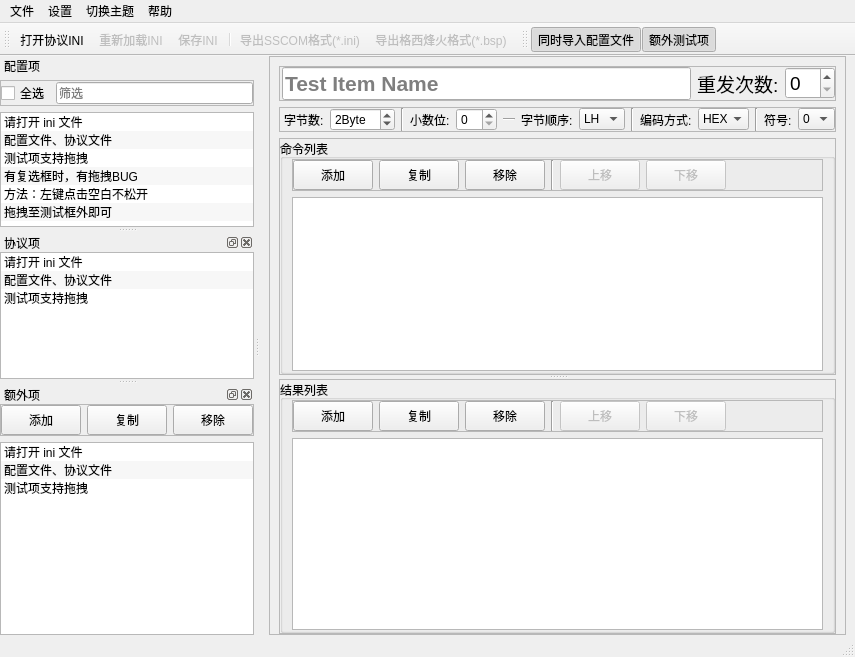
Qt form mainwindow.ui (m-RNA/labview-ini-editor) before a commit.
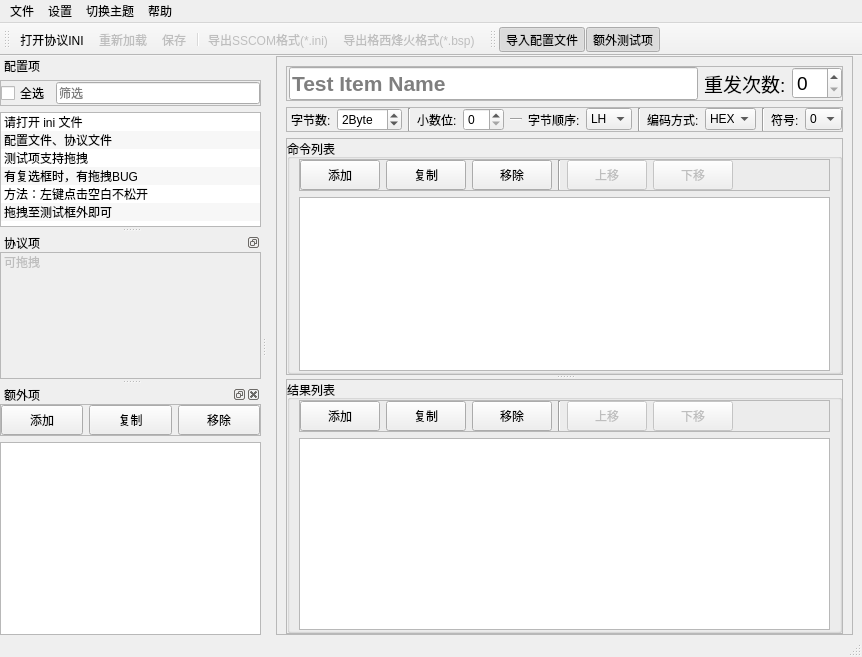
The same form after that commit. Custom widgets are drawn as their Qt base class.

Commit message: Refactor: 微调界面，显示额外项逻辑

```diff
--- a/mainwindow.ui
+++ b/mainwindow.ui
@@ -1128,7 +1128,7 @@
     <string>协议文件</string>
    </property>
    <property name="features">
-    <set>QDockWidget::AllDockWidgetFeatures</set>
+    <set>QDockWidget::DockWidgetFloatable|QDockWidget::DockWidgetMovable</set>
    </property>
    <property name="windowTitle">
     <string>协议项</string>
@@ -1152,6 +1152,9 @@
      </property>
      <item row="1" column="0">
       <widget class="MyListWidget" name="lwTestItemConfigKey">
+       <property name="enabled">
+        <bool>false</bool>
+       </property>
        <property name="toolTip">
         <string>配置文件：使用的协议项</string>
        </property>
@@ -1172,17 +1175,7 @@
        </property>
        <item>
         <property name="text">
-         <string>请打开 ini 文件</string>
-        </property>
-       </item>
-       <item>
-        <property name="text">
-         <string>配置文件、协议文件</string>
-        </property>
-       </item>
-       <item>
-        <property name="text">
-         <string>测试项支持拖拽</string>
+         <string>可拖拽</string>
         </property>
        </item>
       </widget>
@@ -1193,13 +1186,16 @@
   <widget class="QDockWidget" name="dwlTestItemExtra">
    <property name="minimumSize">
     <size>
-     <width>239</width>
+     <width>261</width>
      <height>250</height>
     </size>
    </property>
    <property name="floating">
     <bool>true</bool>
    </property>
+   <property name="features">
+    <set>QDockWidget::AllDockWidgetFeatures</set>
+   </property>
    <property name="windowTitle">
     <string>额外项</string>
    </property>
@@ -1222,6 +1218,9 @@
      </property>
      <item row="1" column="0">
       <widget class="MyListWidget" name="lwTestItemExtra">
+       <property name="enabled">
+        <bool>true</bool>
+       </property>
        <property name="toolTip">
         <string>协议文件：未使用的测试项</string>
        </property>
@@ -1240,21 +1239,6 @@
        <property name="alternatingRowColors">
         <bool>true</bool>
        </property>
-       <item>
-        <property name="text">
-         <string>请打开 ini 文件</string>
-        </property>
-       </item>
-       <item>
-        <property name="text">
-         <string>配置文件、协议文件</string>
-        </property>
-       </item>
-       <item>
-        <property name="text">
-         <string>测试项支持拖拽</string>
-        </property>
-       </item>
       </widget>
      </item>
      <item row="0" column="0">
@@ -1379,7 +1363,7 @@
     <bool>false</bool>
    </property>
    <property name="text">
-    <string>保存INI</string>
+    <string>保存</string>
    </property>
    <property name="shortcut">
     <string>Ctrl+S</string>
@@ -1517,7 +1501,7 @@
     <bool>true</bool>
    </property>
    <property name="text">
-    <string>同时导入配置文件</string>
+    <string>导入配置文件</string>
    </property>
   </action>
   <action name="actTestItemCopy">
@@ -1536,7 +1520,7 @@
     <bool>false</bool>
    </property>
    <property name="text">
-    <string>重新加载INI</string>
+    <string>重新加载</string>
    </property>
    <property name="toolTip">
     <string>重新加载INI</string>
```
The commit also changes 1 other file.
